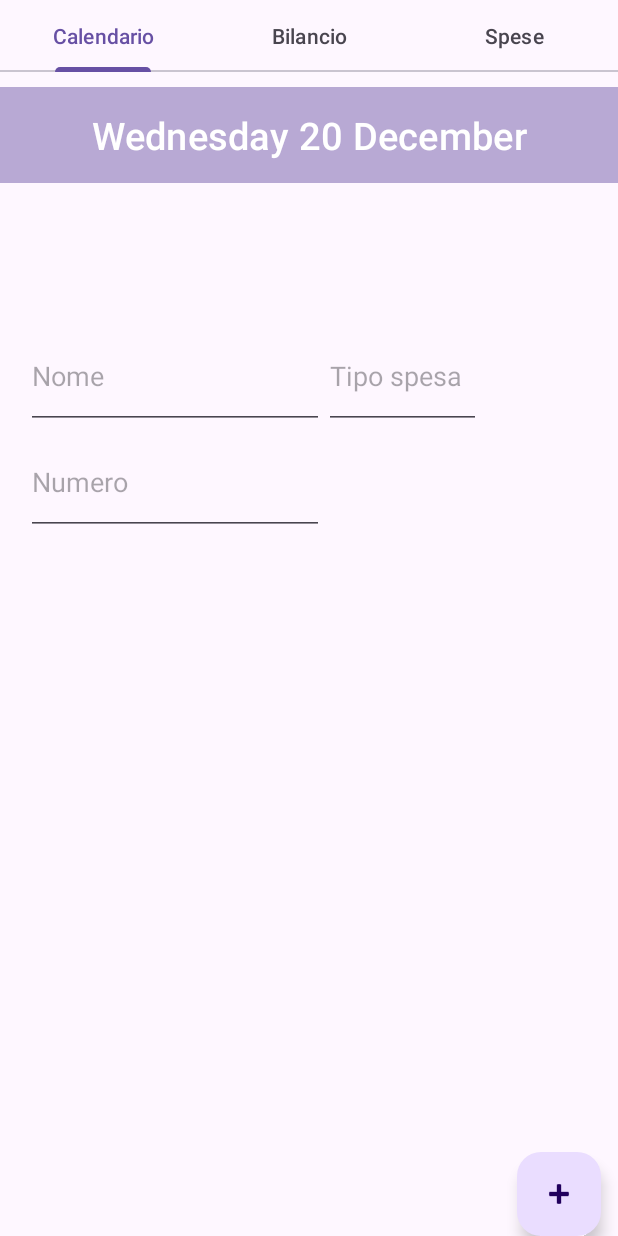
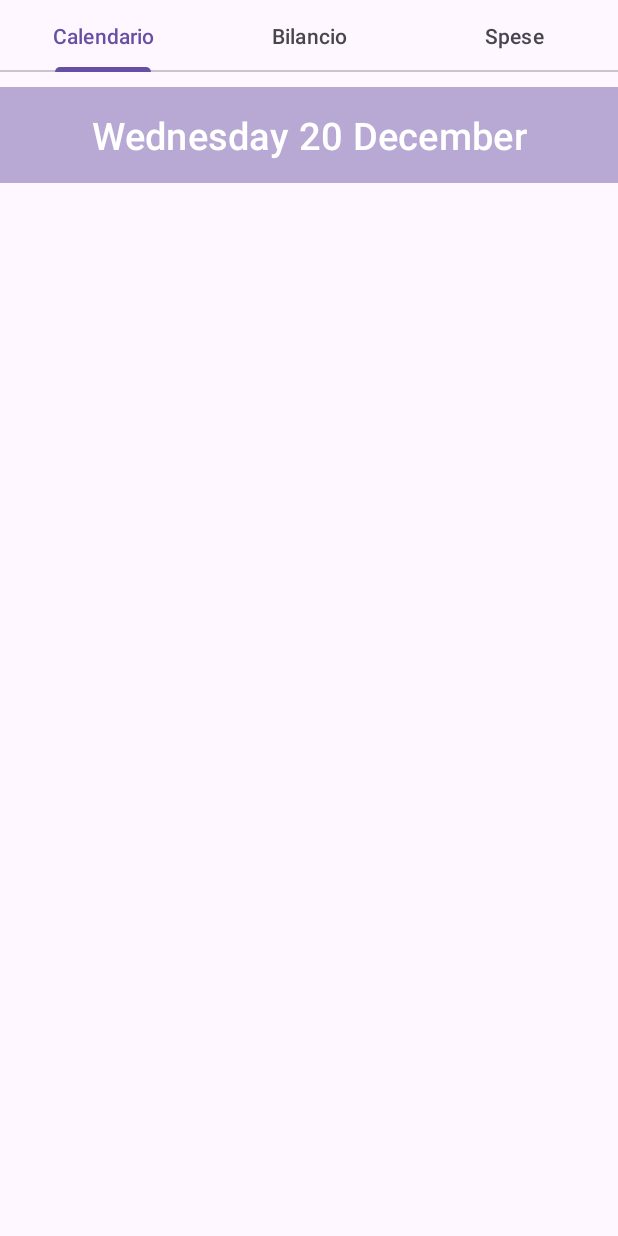
Before and after one commit to martinaminiello/Spese_MyApplication, an Android app: the screen it shows after launch (MainActivity), on a phone screen of 412 x 824 dp. Run offline under Robolectric (Android 15) with nearby library versions, the phone set to English and light mode, and no system bars.

Commit message:
Revert "RecycleViwer added but date is STILL NOT filtered"
This reverts commit 9a098deedd60d90e5dc7ab28444ae3cde9f589d3.

```diff
--- a/app/src/main/java/com/example/spese_myapplication/fragments/CalendarioFragment.java
+++ b/app/src/main/java/com/example/spese_myapplication/fragments/CalendarioFragment.java
@@ -7,29 +7,20 @@ import android.view.View;
 import android.view.ViewGroup;
 import android.widget.Button;
 import android.widget.DatePicker;
-import android.widget.EditText;
-import android.widget.Spinner;
-
 import androidx.fragment.app.Fragment;
-import androidx.recyclerview.widget.LinearLayoutManager;
-import androidx.recyclerview.widget.RecyclerView;
 
 
 import com.example.spese_myapplication.R;
-import com.google.android.material.floatingactionbutton.FloatingActionButton;
 
 import java.text.SimpleDateFormat;
-import java.util.ArrayList;
 import java.util.Calendar;
-import java.util.List;
 import java.util.Locale;
 
 public class CalendarioFragment extends Fragment {
 
     private Button btnDatePicker;
     private Calendar selectedDate;
-    private List<Item> itemList = new ArrayList<>();
-    private MyAdapter adapter;
+
     @Override
     public View onCreateView(LayoutInflater inflater, ViewGroup container, Bundle savedInstanceState) {
         View view = inflater.inflate(R.layout.fragment_calendario, container, false);
@@ -48,47 +39,6 @@ public class CalendarioFragment extends Fragment {
 
         // Update button text with the current date
         updateButtonText();
-        RecyclerView recyclerView = view.findViewById(R.id.recyclerView);
-        recyclerView.setLayoutManager(new LinearLayoutManager(requireContext()));
-
-        adapter = new MyAdapter(itemList);
-        recyclerView.setAdapter(adapter);
-
-        FloatingActionButton btnAddItem = view.findViewById(R.id.btnAddItem);
-        EditText etNome = view.findViewById(R.id.editNome);
-        EditText etTipo = view.findViewById(R.id.editTipo);
-        EditText etPrezzo = view.findViewById(R.id.editPrezzo);
-
-        btnAddItem.setOnClickListener(view1 -> {
-            // Get user input
-            String nome = etNome.getText().toString();
-            String tipo = etTipo.getText().toString();
-            int prezzo = Integer.parseInt(etPrezzo.getText().toString());
-
-
-            // Create a new item with the selected date
-            Item newItem = new Item(nome, tipo, prezzo, selectedDate);
-
-            // Add the new item to the list
-            itemList.add(newItem);
-
-            // Clear the input fields
-            etNome.getText().clear();
-            etTipo.getText().clear();
-            etPrezzo.getText().clear();
-
-            // Filter items based on the selected date
-            List<Item> itemsForSelectedDate = new ArrayList<>();
-            for (Item existingItem : itemList) {
-                if (existingItem.hasSameDate(selectedDate)) {
-                    itemsForSelectedDate.add(existingItem);
-                }
-            }
-
-            // Update the adapter with the filtered list
-            adapter.setItems(itemsForSelectedDate);
-
-        });
 
         return view;
     }
@@ -121,5 +71,4 @@ public class CalendarioFragment extends Fragment {
         String buttonText = sdf.format(selectedDate.getTime());
         btnDatePicker.setText(buttonText);
     }
-
 }
--- a/app/src/main/res/layout/fragment_calendario.xml
+++ b/app/src/main/res/layout/fragment_calendario.xml
@@ -28,74 +28,6 @@
 
     </Button>
 
-    <androidx.recyclerview.widget.RecyclerView
-        android:id="@+id/recyclerView"
-        android:layout_weight="10"
-        android:layout_width="match_parent"
-        android:layout_height="wrap_content"
-        android:layout_below="@id/datepicker"
-        android:layout_alignParentStart="true"
-        android:layout_alignParentTop="true"
-        android:layout_centerHorizontal="true"
-        android:layout_marginStart="0dp"
-        android:layout_marginTop="134dp" />
-
-
-    <GridLayout
-        android:layout_width="323dp"
-        android:layout_height="161dp"
-        android:layout_below="@+id/recyclerView"
-        android:layout_alignParentStart="true"
-        android:layout_centerHorizontal="true"
-        android:layout_gravity="center_horizontal"
-        android:layout_marginStart="7dp"
-        android:layout_marginLeft="15dp"
-        android:layout_marginTop="23dp"
-        android:alignmentMode="alignMargins"
-        android:columnCount="2"
-        android:columnOrderPreserved="false"
-        android:padding="10dp"
-        android:rowCount="2">
-
-        <EditText
-            android:id="@+id/editNome"
-            android:layout_width="190dp"
-            android:layout_height="wrap_content"
-            android:layout_rowWeight="1"
-            android:layout_columnWeight="1"
-
-            android:hint="Nome" />
-
-        <EditText
-            android:id="@+id/editTipo"
-            android:layout_width="wrap_content"
-            android:layout_height="wrap_content"
-            android:layout_rowWeight="1"
-            android:layout_columnWeight="1"
-            android:hint="Tipo spesa" />
-
-        <EditText
-            android:id="@+id/editPrezzo"
-            android:layout_width="wrap_content"
-            android:layout_height="wrap_content"
-            android:layout_rowWeight="1"
-            android:layout_columnWeight="1"
-            android:hint="Numero" />
-    </GridLayout>
-
-    <com.google.android.material.floatingactionbutton.FloatingActionButton
-        android:id="@+id/btnAddItem"
-        android:layout_width="wrap_content"
-        android:layout_height="wrap_content"
-        android:layout_alignParentEnd="true"
-        android:layout_alignParentBottom="true"
-        android:layout_marginEnd="11dp"
-        android:layout_marginBottom="137dp"
-        android:clickable="true"
-        android:contentDescription="@string/add_item_description"
-        android:focusable="true"
-        android:src="@android:drawable/ic_input_add"
-        android:text="+" />
 
 
 </RelativeLayout>
--- a/app/src/main/res/values/strings.xml
+++ b/app/src/main/res/values/strings.xml
@@ -2,10 +2,4 @@
     <string name="app_name">Spese_MyApplication</string>
     <!-- TODO: Remove or change this placeholder text -->
     <string name="hello_blank_fragment">Hello blank fragment</string>
-
-        <string name="add_item_description">+</string>
-    <string-array name="operation_choices">
-        <item>+</item>
-        <item>-</item>
-    </string-array>
 </resources>
```
Also changed, not shown: app/src/main/java/com/example/spese_myapplication/MainActivity.java (+8 -15 lines).
